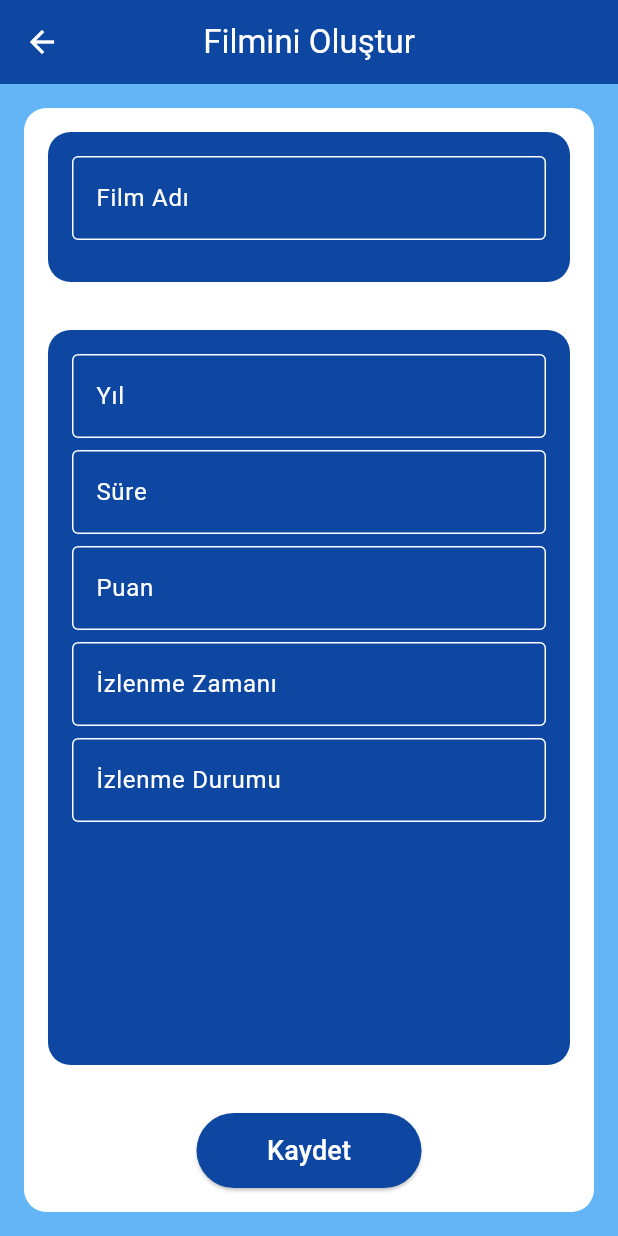
After one commit to Berk2259/Filmiko, a Flutter app: the InfoScreen screen opened directly, on a phone screen of 412 x 824 dp. The commit adds this screen. Run offline on Flutter 3.47's test engine with Material 3 defaults, Android fonts, the phone set to English and light mode, and no system bars; our stand-ins replace curved_navigation_bar, hive, hive_flutter; accounts and stored records are empty.

Commit message:
detay page tasarım

```diff
--- a/lib/Screen/HomeScreen.dart
+++ b/lib/Screen/HomeScreen.dart
@@ -1,5 +1,5 @@
 import 'package:flutter/material.dart';
-import 'package:filmiko/widget/alert_dialog_widget.dart';
+import 'package:filmiko/Screen/Screen.dart';
 
 class HomeScreen extends StatelessWidget {
   const HomeScreen({super.key});
@@ -17,7 +17,10 @@ class HomeScreen extends StatelessWidget {
         padding: const EdgeInsets.only(bottom: 80.0),
         child: FloatingActionButton(
           onPressed: () {
-            AlertDialogWidget();
+            Navigator.push(
+              context,
+              MaterialPageRoute(builder: (context) => InfoScreen()),
+            );
           },
           child: Icon(Icons.add),
         ),
--- /dev/null
+++ b/lib/Screen/InfoScreen.dart
@@ -0,0 +1,137 @@
+import 'package:filmiko/widget/text_field_widget.dart';
+import 'package:flutter/material.dart';
+import 'package:hive/hive.dart';
+
+class InfoScreen extends StatefulWidget {
+  const InfoScreen({super.key});
+
+  @override
+  State<InfoScreen> createState() => _InfoScreenState();
+}
+
+class _InfoScreenState extends State<InfoScreen> {
+  @override
+  Widget build(BuildContext context) {
+    return Scaffold(
+      backgroundColor: Colors.blue.shade300,
+      appBar: AppBar(
+        title: Text('Filmini Oluştur', style: TextStyle(color: Colors.white)),
+        centerTitle: true,
+        backgroundColor: Colors.blue.shade900,
+        iconTheme: IconThemeData(color: Colors.white),
+      ),
+      body: Column(
+        children: [
+          Expanded(
+            child: Padding(
+              padding: const EdgeInsets.all(16.0),
+              child: Container(
+                width: double.infinity,
+                height: MediaQuery.of(context).size.height,
+                decoration: BoxDecoration(
+                  borderRadius: BorderRadius.circular(15),
+                  color: Colors.white,
+                ),
+                child: Column(
+                  children: [
+                    Padding(
+                      padding: const EdgeInsets.all(16.0),
+                      child: Container(
+                        width: double.infinity,
+                        height: 100,
+                        decoration: BoxDecoration(
+                          borderRadius: BorderRadius.circular(15),
+                          color: Colors.blue.shade900,
+                        ),
+                        child: Padding(
+                          padding: const EdgeInsets.all(16.0),
+                          child: TextFieldWidget(label: 'Film Adı'),
+                        ),
+                      ),
+                    ),
+                    Expanded(
+                      child: Padding(
+                        padding: const EdgeInsets.all(16.0),
+                        child: Container(
+                          height: MediaQuery.of(context).size.height,
+                          width: double.infinity,
+                          decoration: BoxDecoration(
+                            borderRadius: BorderRadius.circular(15),
+                            color: Colors.blue.shade900,
+                          ),
+                          child: SingleChildScrollView(
+                            child: Column(
+                              children: [
+                                Padding(
+                                  padding: const EdgeInsets.only(
+                                    top: 16.0,
+                                    left: 16.0,
+                                    right: 16.0,
+                                  ),
+                                  child: TextFieldWidget(label: 'Yıl'),
+                                ),
+                                Padding(
+                                  padding: const EdgeInsets.only(
+                                    top: 8.0,
+                                    left: 16.0,
+                                    right: 16.0,
+                                  ),
+                                  child: TextFieldWidget(label: 'Süre'),
+                                ),
+                                Padding(
+                                  padding: const EdgeInsets.only(
+                                    top: 8.0,
+                                    left: 16.0,
+                                    right: 16.0,
+                                  ),
+                                  child: TextFieldWidget(label: 'Puan'),
+                                ),
+                                Padding(
+                                  padding: const EdgeInsets.only(
+                                    top: 8.0,
+                                    left: 16.0,
+                                    right: 16.0,
+                                  ),
+                                  child: TextFieldWidget(
+                                    label: 'İzlenme Zamanı',
+                                  ),
+                                ),
+                                Padding(
+                                  padding: const EdgeInsets.only(
+                                    top: 8.0,
+                                    left: 16.0,
+                                    right: 16.0,
+                                  ),
+                                  child: TextFieldWidget(
+                                    label: 'İzlenme Durumu',
+                                  ),
+                                ),
+                              ],
+                            ),
+                          ),
+                        ),
+                      ),
+                    ),
+
+                    Padding(
+                      padding: const EdgeInsets.all(16.0),
+                      child: ElevatedButton(
+                        onPressed: () {},
+                        child: Text('Kaydet', style: TextStyle(fontSize: 18)),
+                        style: ElevatedButton.styleFrom(
+                          backgroundColor: Colors.blue.shade900,
+                          foregroundColor: Colors.white,
+                          minimumSize: Size(150, 50),
+                        ),
+                      ),
+                    ),
+                  ],
+                ),
+              ),
+            ),
+          ),
+        ],
+      ),
+    );
+  }
+}
--- a/lib/Screen/Screen.dart
+++ b/lib/Screen/Screen.dart
@@ -2,3 +2,4 @@ export 'MainScreen.dart';
 export 'FavoriteScreen.dart';
 export 'HomeScreen.dart';
 export 'ProfileScreen.dart';
+export 'InfoScreen.dart';
--- a/lib/widget/alert_dialog_widget.dart
+++ /dev/null
@@ -1,15 +0,0 @@
-import 'package:flutter/material.dart';
-
-class AlertDialogWidget extends StatefulWidget {
-  const AlertDialogWidget({super.key});
-
-  @override
-  State<AlertDialogWidget> createState() => _AlertDialogWidgetState();
-}
-
-class _AlertDialogWidgetState extends State<AlertDialogWidget> {
-  @override
-  Widget build(BuildContext context) {
-    return AlertDialog(backgroundColor: Colors.blue);
-  }
-}
--- /dev/null
+++ b/lib/widget/text_field_widget.dart
@@ -0,0 +1,41 @@
+import 'package:flutter/material.dart';
+
+class TextFieldWidget extends StatefulWidget {
+  final String label;
+
+  const TextFieldWidget({super.key, required this.label});
+
+  @override
+  State<TextFieldWidget> createState() => _TextFieldWidgetState();
+}
+
+class _TextFieldWidgetState extends State<TextFieldWidget> {
+  @override
+  Widget build(BuildContext context) {
+    return TextFormField(
+      style: TextStyle(color: Colors.white), //yazılan yazı rengi
+      cursorColor: Colors.white,
+      decoration: InputDecoration(
+        labelText: widget.label,
+        border: OutlineInputBorder(),
+        labelStyle: TextStyle(color: Colors.white),
+        hintText: 'Buraya yaz...',
+        hintStyle: TextStyle(color: Colors.white70), // Placeholder rengi
+        enabledBorder: OutlineInputBorder(
+          borderSide: BorderSide(color: Colors.white), // Normal kenarlık
+        ),
+        focusedBorder: OutlineInputBorder(
+          borderSide: BorderSide(
+            color: Colors.white,
+          ), // Seçildiğindeki kenarlık
+        ),
+      ),
+      validator: (value) {
+        if (value == null || value.isEmpty) {
+          return 'Bu alan boş bırakılamaz';
+        }
+        return null;
+      },
+    );
+  }
+}
--- a/lib/widget/widget.dart
+++ /dev/null
@@ -1 +0,0 @@
-export 'alert_dialog_widget.dart';
```
